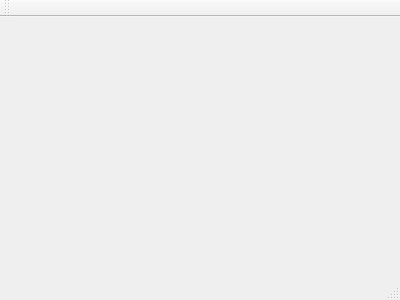
Above: FondoNacional/fondotrabajadores.ui from MiguelALopez/JaverianaProject before the change. Below: the same form after it.
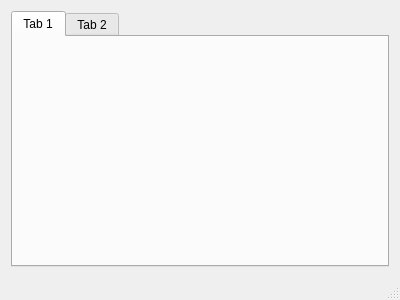
That is the form after the change.

Commit message: Changed the directory for login and addded changes to fondotrabajadores

Diff of the .ui file:
```diff
--- a/FondoNacional/fondotrabajadores.ui
+++ b/FondoNacional/fondotrabajadores.ui
@@ -12,13 +12,27 @@
   <property name="windowTitle" >
    <string>FondoTrabajadores</string>
   </property>
-  <widget class="QMenuBar" name="menuBar" />
-  <widget class="QToolBar" name="mainToolBar" />
-  <widget class="QWidget" name="centralWidget" />
-  <widget class="QStatusBar" name="statusBar" />
+  <widget class="QWidget" name="centralWidget">
+   <layout class="QGridLayout" name="gridLayout">
+    <item row="0" column="0">
+     <widget class="QTabWidget" name="tabWidget">
+      <widget class="QWidget" name="tab">
+       <attribute name="title">
+        <string>Tab 1</string>
+       </attribute>
+      </widget>
+      <widget class="QWidget" name="tab_2">
+       <attribute name="title">
+        <string>Tab 2</string>
+       </attribute>
+      </widget>
+     </widget>
+    </item>
+   </layout>
+  </widget>
+  <widget class="QStatusBar" name="statusBar"/>
  </widget>
- <layoutDefault spacing="6" margin="11" />
- <pixmapfunction></pixmapfunction>
+ <layoutdefault spacing="6" margin="11"/>
  <resources/>
  <connections/>
 </ui>
```
Left out of the diff: 7 changed lines with no effect on the pictures. The commit also changes 5 other files.
